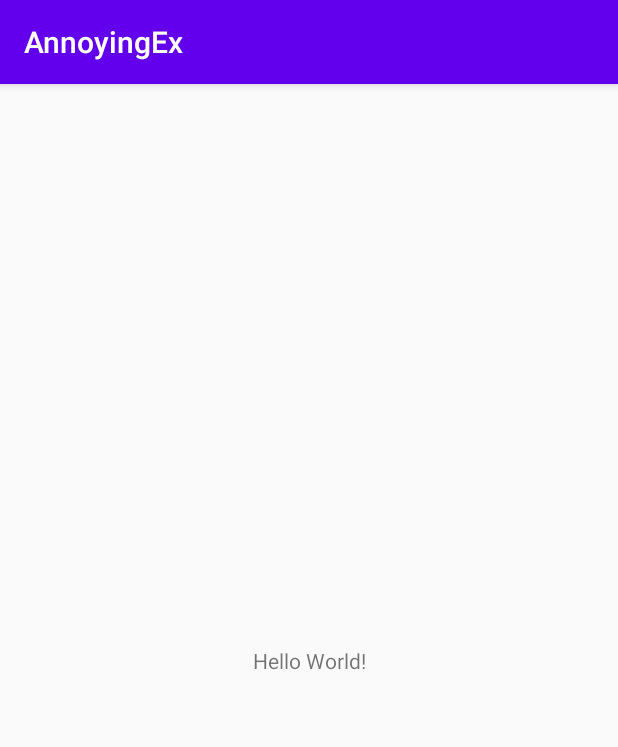
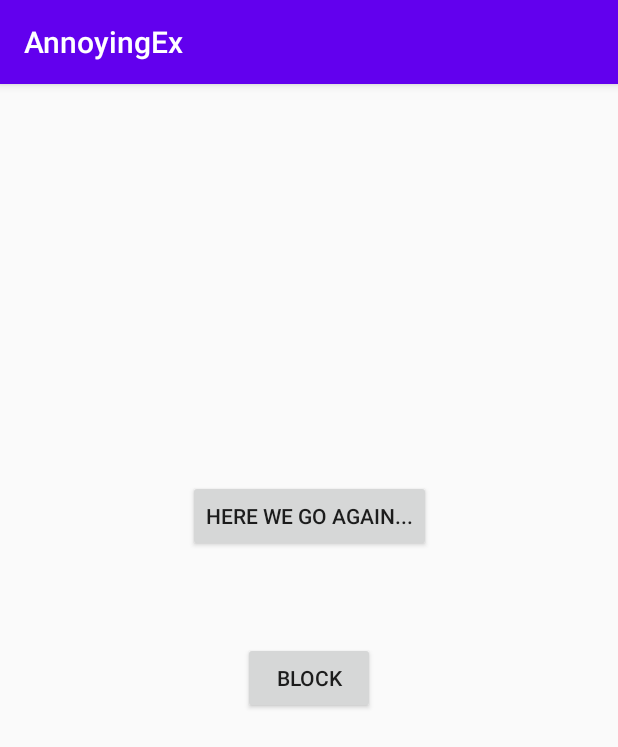
Before and after one commit to rajoshich/AnnoyingEx, an Android app: the screen it shows after launch (MainActivity), on a phone screen of 412 x 824 dp. Shown: the top 747 px of the screen. Run offline under Robolectric (Android 15) with nearby library versions, the phone set to English and light mode, and no system bars.

```diff
--- a/app/src/main/java/com/rajoshich/annoyingex/MainActivity.kt
+++ b/app/src/main/java/com/rajoshich/annoyingex/MainActivity.kt
@@ -2,11 +2,17 @@ package com.rajoshich.annoyingex
 
 import androidx.appcompat.app.AppCompatActivity
 import android.os.Bundle
+import kotlinx.android.synthetic.main.activity_main.*
 
 class MainActivity : AppCompatActivity() {
 
     override fun onCreate(savedInstanceState: Bundle?) {
         super.onCreate(savedInstanceState)
         setContentView(R.layout.activity_main)
+
+        annoyButton.setOnClickListener {
+            (application as AnnoyApp).annoyManager.startAnnoying()
+    }
+
     }
 }
--- a/app/src/main/res/layout/activity_main.xml
+++ b/app/src/main/res/layout/activity_main.xml
@@ -6,13 +6,26 @@
     android:layout_height="match_parent"
     tools:context=".MainActivity">
 
-    <TextView
+    <Button
+        android:id="@+id/annoyButton"
         android:layout_width="wrap_content"
         android:layout_height="wrap_content"
-        android:text="Hello World!"
+        android:layout_marginBottom="60dp"
+        android:text="@string/here_we_go_again"
         app:layout_constraintBottom_toBottomOf="parent"
         app:layout_constraintLeft_toLeftOf="parent"
         app:layout_constraintRight_toRightOf="parent"
-        app:layout_constraintTop_toTopOf="parent" />
+        app:layout_constraintTop_toTopOf="parent"
+        app:layout_constraintVertical_bias="0.40" />
+
+    <Button
+        android:id="@+id/blockButton"
+        android:layout_width="wrap_content"
+        android:layout_height="wrap_content"
+        android:text="@string/block"
+        app:layout_constraintTop_toBottomOf="@id/annoyButton"
+        app:layout_constraintLeft_toLeftOf="parent"
+        app:layout_constraintRight_toRightOf="parent"
+        android:layout_marginTop="60dp"/>
 
 </androidx.constraintlayout.widget.ConstraintLayout>
--- a/app/src/main/res/values/strings.xml
+++ b/app/src/main/res/values/strings.xml
@@ -1,3 +1,5 @@
 <resources>
     <string name="app_name">AnnoyingEx</string>
+    <string name="here_we_go_again">Here we go again...</string>
+    <string name="block">Block</string>
 </resources>
```
Also changed, not shown: app/build.gradle (+12 -0 lines), app/src/main/java/com/rajoshich/annoyingex/AnnoyApp.kt (added, +15 -0 lines), app/src/main/java/com/rajoshich/annoyingex/AnnoyManager.kt (added, +30 -0 lines), app/src/main/java/com/rajoshich/annoyingex/SendTextWorker.kt (added, +13 -0 lines).
